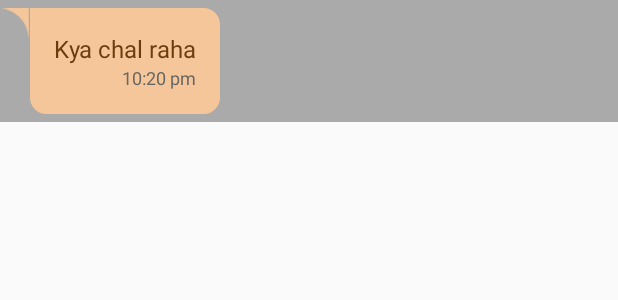
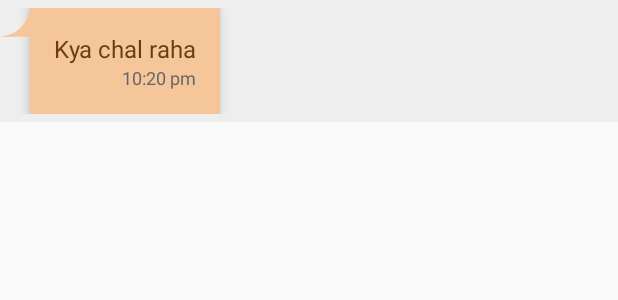
Before and after one commit to Saurabh1402/Massacre, an Android app: the layout received_message_container.xml on its own in the app's theme, with its tools: preview values and no code run, on a phone screen of 412 x 824 dp. Shown: the top 300 px of the screen. Run offline under Robolectric (Android 15) with nearby library versions, the phone set to English and light mode, and no system bars.

Commit message:
Before CursorLoader  ..17052016

```diff
--- a/app/src/main/java/com/massacre/massacre/MessagingService.java
+++ b/app/src/main/java/com/massacre/massacre/MessagingService.java
@@ -62,6 +62,7 @@ public class MessagingService extends Service {
 //                }
 //            };
 //        t.start();
+
 
                         ChatDbHelper db = new ChatDbHelper(MessagingService.this);
                         Cursor cursor = db.getPendingMessages();
--- a/app/src/main/res/drawable/received_message_background_styling_xml.xml
+++ b/app/src/main/res/drawable/received_message_background_styling_xml.xml
@@ -3,7 +3,7 @@
     android:tint="@color/white"
     android:thickness="0dp"
     android:shape="rectangle">
-    <stroke android:width="15dp"
+    <stroke android:width="1dp"
         android:color="#ffffff"
         android:dashGap="5dp"
         />
--- a/app/src/main/res/layout/fragment_chat.xml
+++ b/app/src/main/res/layout/fragment_chat.xml
@@ -7,10 +7,11 @@
     tools:showIn="@layout/activity_chat">
     <ScrollView
         android:layout_width="match_parent"
-        android:layout_height="match_parent">
+        android:layout_height="match_parent"
+        android:layout_marginBottom="72dp">
     <android.support.v7.widget.RecyclerView
     android:layout_width="match_parent"
-        android:layout_height="170dp"
+        android:layout_height="match_parent"
         android:layout_marginBottom="70dp"
         android:id="@+id/chat_message_recycler_view">
     </android.support.v7.widget.RecyclerView>
--- a/app/src/main/res/layout/received_message_container.xml
+++ b/app/src/main/res/layout/received_message_container.xml
@@ -2,7 +2,7 @@
 <RelativeLayout xmlns:android="http://schemas.android.com/apk/res/android"
     android:orientation="vertical" android:layout_width="match_parent"
     android:layout_height="wrap_content"
-    android:background="#aaa"
+    android:background="#eee"
     android:paddingBottom="5dp"
     android:paddingTop="5dp"
     >
@@ -10,13 +10,13 @@
     <LinearLayout
         android:layout_width="wrap_content"
         android:layout_height="wrap_content"
-        android:background="@drawable/received_message_background_styling_xml"
         android:padding="16dp"
         android:orientation="vertical"
         android:elevation="5dp"
         android:layout_marginRight="50dp"
         android:layout_alignParentTop="true"
-        android:backgroundTint="@color/received_message_background"
+        android:background="@color/received_message_background"
+        android:tint="@color/received_message_background"
         android:layout_toEndOf="@+id/image_triangle">
 
         <TextView
@@ -41,7 +41,8 @@
         android:layout_width="20dp"
         android:layout_height="20dp"
         android:src="@drawable/triangle"
-        android:rotation="90"
+        android:rotation="180"
+        android:elevation="5dp"
         android:tint="@color/received_message_background"
         android:layout_alignParentTop="true"
         android:layout_alignParentLeft="true"/>
--- a/app/src/main/res/layout/send_message_container.xml
+++ b/app/src/main/res/layout/send_message_container.xml
@@ -2,7 +2,7 @@
 <RelativeLayout xmlns:android="http://schemas.android.com/apk/res/android"
     android:orientation="vertical" android:layout_width="match_parent"
     android:layout_height="wrap_content"
-    android:background="#aaa"
+    android:background="#eee"
     android:paddingBottom="5dp"
     android:paddingTop="5dp"
     >
@@ -10,13 +10,12 @@
     <LinearLayout
         android:layout_width="wrap_content"
         android:layout_height="wrap_content"
-        android:background="@drawable/send_message_background_styling_xml"
+        android:background="@color/send_message_background"
         android:padding="16dp"
         android:orientation="vertical"
         android:elevation="5dp"
         android:layout_marginLeft="50dp"
         android:layout_alignParentTop="true"
-        android:backgroundTint="@color/send_message_background"
         android:layout_toStartOf="@+id/image_triangle">
 
     <TextView
@@ -50,6 +49,7 @@
         android:layout_width="20dp"
         android:layout_height="20dp"
         android:src="@drawable/triangle"
+        android:elevation="5dp"
         android:tint="@color/send_message_background"
         android:layout_alignParentTop="true"
         android:layout_alignParentRight="true"/>
```
Also changed, not shown: app/src/main/java/com/massacre/massacre/ChatActivity.java (+2 -8 lines).
